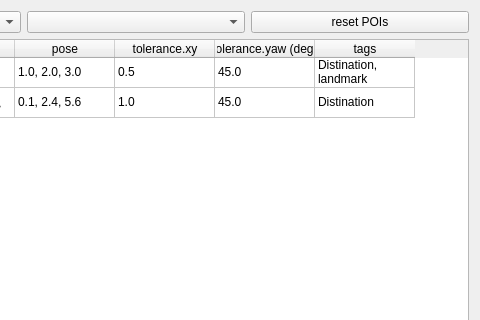
Above: mapoi_rviz_plugins/src/ui/poi_editor.ui from shimz-robotics/mapoi before the change; both pictures show x 208 to 688 and y 0 to 320 of the 688 by 478 pixel window. Below: the same form after it.
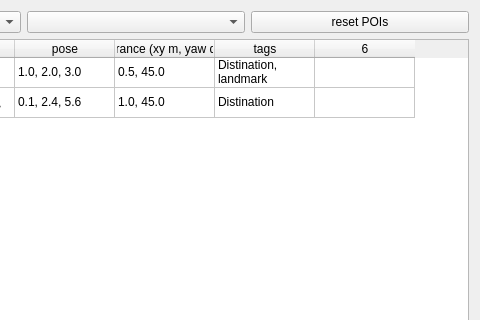
That is the form after the change.

Commit message:
feat(rviz): POI Editor の tolerance を 1 column に統合 + yaw 表示精度改善 (#151)
- column 数 6 → 5: `tolerance.xy` と `tolerance.yaw (deg)` を
  「`tolerance (xy m, yaw deg)`」1 column に統合 (例: `0.5, 45.0`)。
  pose column と同じ split / format pattern。横幅短縮で情報密度を改善。
- 新規 `format_yaw_deg` helper: rad → deg 変換時の四捨五入精度を改善。
  0.05° 以内なら 1 桁表示 (例: `0.7853981 rad → 45.0`)、それ以外は
  4 桁 (細かい角度の意図的入力を保持)。
- 影響: NewButton / SaveButton / UpdatePoiTable / TagHelperSelected /
  ValidatePois の column 番号調整、save/load の split・format。
- README 更新。

Close #151

```diff
--- a/mapoi_rviz_plugins/src/ui/poi_editor.ui
+++ b/mapoi_rviz_plugins/src/ui/poi_editor.ui
@@ -91,12 +91,7 @@
      </column>
      <column>
       <property name="text">
-       <string>tolerance.xy</string>
-      </property>
-     </column>
-     <column>
-      <property name="text">
-       <string>tolerance.yaw (deg)</string>
+       <string>tolerance (xy m, yaw deg)</string>
       </property>
      </column>
      <column>
@@ -121,16 +116,11 @@
      </item>
      <item row="0" column="3">
       <property name="text">
-       <string>0.5</string>
+       <string>0.5, 45.0</string>
       </property>
      </item>
      <item row="0" column="4">
       <property name="text">
-       <string>45.0</string>
-      </property>
-     </item>
-     <item row="0" column="5">
-      <property name="text">
        <string>Distination, landmark</string>
       </property>
      </item>
@@ -151,15 +141,10 @@
      </item>
      <item row="1" column="3">
       <property name="text">
-       <string>1.0</string>
+       <string>1.0, 45.0</string>
       </property>
      </item>
      <item row="1" column="4">
-      <property name="text">
-       <string>45.0</string>
-      </property>
-     </item>
-     <item row="1" column="5">
       <property name="text">
        <string>Distination</string>
       </property>
```
The commit also changes 2 other files.
